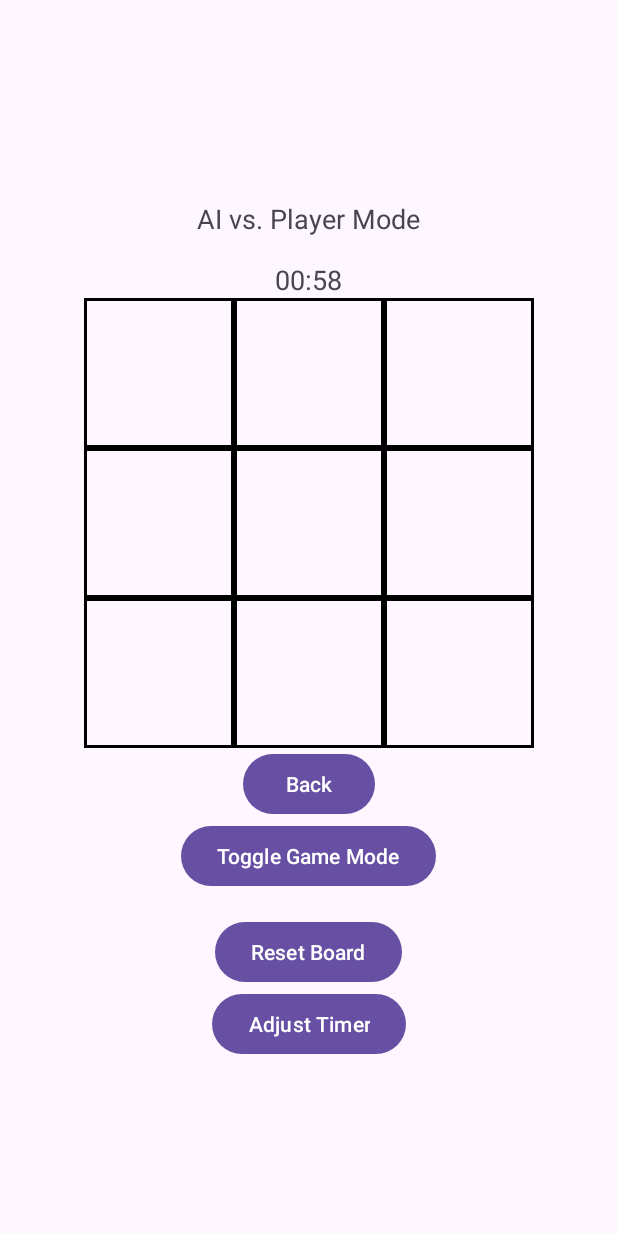
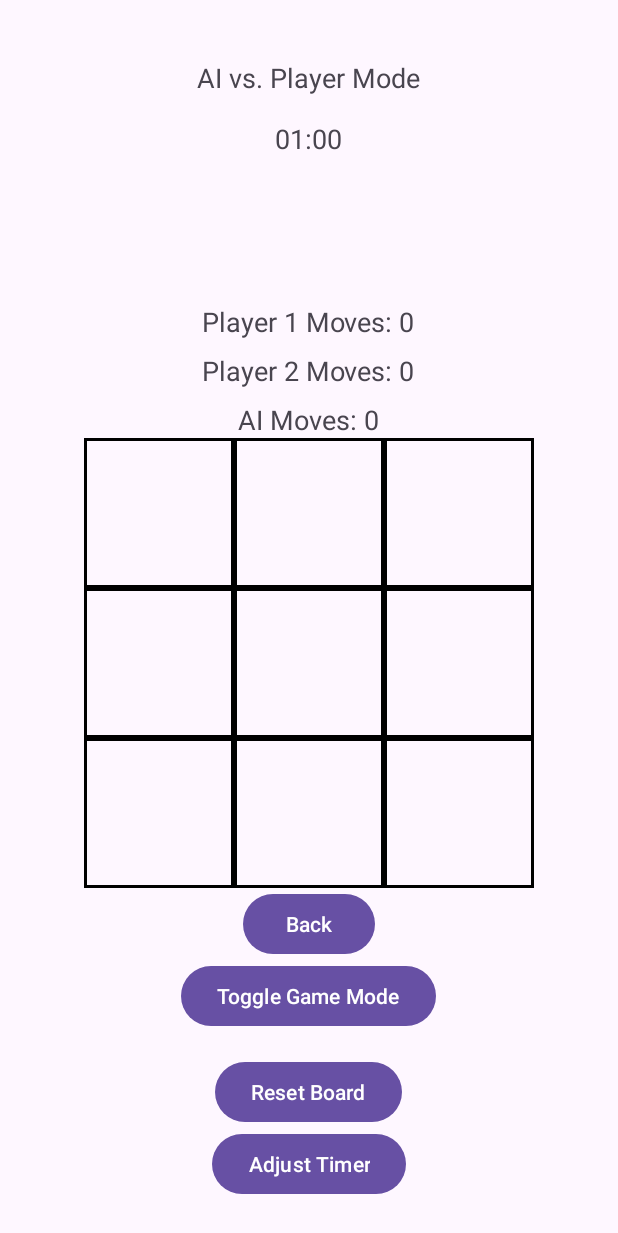
Before and after one commit to swidwicky/tictactoeGame, an Android app: the fragment GameFragment placed in its activity, after a tap on "Toggle Game Mode", on a phone screen of 412 x 824 dp. Shown: the top 1233 px of the screen. Run offline under Robolectric (Android 15) with nearby library versions, the phone set to English and light mode, and no system bars; 2 other taps on this screen came first.

Commit message:
Final Update from SAM:
Most of game logic is done
Need to work on landscape views

```diff
--- a/app/src/main/java/com/example/tictactoegame/Fragments/GameFragment.java
+++ b/app/src/main/java/com/example/tictactoegame/Fragments/GameFragment.java
@@ -37,6 +37,17 @@ public class GameFragment extends Fragment {
 
     private int secondsRemaining = 60; // Initial timer duration in seconds
 
+    // Add these member variables to track move counts
+    private int player1Moves = 0;
+    private int player2Moves = 0;
+    private int aiMoves = 0;
+
+    // Update the TextViews for move counts
+    private TextView movesPlayer1TextView;
+    private TextView movesPlayer2TextView;
+    private TextView movesAITextView;
+
+
     public void onCreate(Bundle savedInstanceState) {
         super.onCreate(savedInstanceState);
         setRetainInstance(true); // Retain this fragment across configuration changes
@@ -46,6 +57,7 @@ public class GameFragment extends Fragment {
     public View onCreateView(LayoutInflater inflater, ViewGroup container, Bundle savedInstanceState) {
         View view = inflater.inflate(R.layout.fragment_game, container, false);
         timerTextView = view.findViewById(R.id.timerTextView);
+
         // Initialize buttons and add click listeners
         for (int i = 0; i < 3; i++) {
             for (int j = 0; j < 3; j++) {
@@ -60,6 +72,7 @@ public class GameFragment extends Fragment {
                 });
             }
         }
+
 
         // Find the TextView for displaying the game mode
         TextView modeTextView = view.findViewById(R.id.modeTextView);
@@ -102,6 +115,12 @@ public class GameFragment extends Fragment {
         // Find the timerTextView for displaying the timer
         final TextView timerTextView = view.findViewById(R.id.timerTextView);
 
+
+        // TEXT VIEWS FOR PLAYER MOVES
+        movesPlayer1TextView = view.findViewById(R.id.movesPlayer1TextView);
+        movesPlayer2TextView = view.findViewById(R.id.movesPlayer2TextView);
+        movesAITextView = view.findViewById(R.id.movesAITextView);
+
         // Add a button to adjust the timer duration
         Button adjustTimerButton = view.findViewById(R.id.adjustTimerButton);
         adjustTimerButton.setOnClickListener(new View.OnClickListener() {
@@ -132,15 +151,22 @@ public class GameFragment extends Fragment {
         if (player1Turn) {
             // Player 1's turn (X)
             button.setXSymbol();
+            player1Moves++;
+            movesPlayer1TextView.setText("Player 1 Moves: " + player1Moves);
         } else {
             // Player 2's turn (O)
             button.setOSymbol();
+            player2Moves++;
+            movesPlayer2TextView.setText("Player 2 Moves: " + player2Moves);
         }
 
         roundCount++;
 
         // Reset the timer after a move
         startTimer();
+
+        // Update moves display
+//        updateMovesDisplay(roundCount, 9);
 
         // Check for a win after each move
         if (checkWinCondition()) {
@@ -157,8 +183,10 @@ public class GameFragment extends Fragment {
             // If in AI mode and it's AI's turn
             if (isAIMode && !player1Turn) {
                 aiPlayer.makeMove(buttons);
+                aiMoves++;
+                movesAITextView.setText("AI Moves: " + aiMoves);
                 roundCount++;
-                player1Turn = true; // Switch back to human player's turn
+                player1Turn = true; // Switch back to the human player's turn
 
                 // Check for a win after AI's move
                 if (checkWinCondition()) {
@@ -203,6 +231,7 @@ public class GameFragment extends Fragment {
         String drawMessage = "It's a Draw!";
         CustomDialogFragment drawDialog = CustomDialogFragment.newInstance("DRAW", drawMessage);
         drawDialog.show(getFragmentManager(), "draw_dialog");
+        resetMoveCounts();
         resetGame();
     }
 
@@ -210,7 +239,17 @@ public class GameFragment extends Fragment {
         String winMessage = player + " Wins!";
         CustomDialogFragment winDialog = CustomDialogFragment.newInstance("WON", winMessage);
         winDialog.show(getFragmentManager(), "win_dialog");
+        resetMoveCounts(); // Reset move counts
         resetGame();
+    }
+
+    private void resetMoveCounts() {
+        this.player1Moves = 0;
+        this.player2Moves = 0;
+        this.aiMoves = 0;
+        movesPlayer1TextView.setText("Player 1 Moves: " + player1Moves);
+        movesPlayer2TextView.setText("Player 2 Moves: " + player1Moves);
+        movesAITextView.setText("AI Moves: " + player1Moves);
     }
 
     // Modify the resetGame() method to reset the timer
@@ -226,13 +265,13 @@ public class GameFragment extends Fragment {
             }
         }
 
-        // Cancel the previous timer if it's running
+        // Cancel the previous timer
         if (timer != null) {
             timer.cancel();
         }
 
         // Set the initial timer duration here
-        secondsRemaining = this.secondsRemaining;
+        secondsRemaining = 60;
         updateTimerDisplay(timerTextView, secondsRemaining * 1000); // Update the displayed timer
 
         // Do not start the timer immediately, wait for a move
@@ -250,9 +289,9 @@ public class GameFragment extends Fragment {
                 declareDraw();
             }
         }
+
+        resetMoveCounts();
     }
-
-
 
     private void navigateToMainMenuFragment() {
         MainMenuFragment mainMenuFragment = new MainMenuFragment();
@@ -295,7 +334,7 @@ public class GameFragment extends Fragment {
                     // Handle the new time (e.g., update the timer duration)
                     if (newTimeInSeconds > 0) {
                         secondsRemaining = newTimeInSeconds;
-                        updateTimerDisplay(timerTextView,secondsRemaining * 1000); // Update the displayed timer
+                        updateTimerDisplay(timerTextView, secondsRemaining * 1000); // Update the displayed timer
                     } else {
                         // Handle invalid input (e.g., show an error message)
                         Toast.makeText(requireContext(), "Invalid input. Timer not updated.", Toast.LENGTH_SHORT).show();
@@ -338,6 +377,7 @@ public class GameFragment extends Fragment {
             }
         }.start();
     }
+
     private void updateTimerDisplay(TextView timerTextView, long timeLeftInMillis) {
         int minutes = (int) (timeLeftInMillis / 1000) / 60;
         int seconds = (int) (timeLeftInMillis / 1000) % 60;
--- a/app/src/main/res/layout/fragment_game.xml
+++ b/app/src/main/res/layout/fragment_game.xml
@@ -39,8 +39,55 @@
             app:layout_constraintStart_toStartOf="parent"
             android:layout_marginTop="16dp"/>
 
+        <TextView
+            android:id="@+id/movesMadeTextView"
+            android:layout_width="wrap_content"
+            android:layout_height="wrap_content"
+            android:text=""
+            android:textSize="18sp"
+            app:layout_constraintTop_toBottomOf="@+id/timerTextView"
+            app:layout_constraintEnd_toEndOf="parent"
+            app:layout_constraintStart_toStartOf="parent"
+            android:layout_marginTop="16dp" />
 
+        <!-- TextView to display the total available moves -->
+        <TextView
+            android:id="@+id/totalMovesTextView"
+            android:layout_width="wrap_content"
+            android:layout_height="wrap_content"
+            android:text=""
+            android:textSize="18sp"
+            app:layout_constraintTop_toBottomOf="@+id/movesMadeTextView"
+            app:layout_constraintEnd_toEndOf="parent"
+            app:layout_constraintStart_toStartOf="parent"
+            android:layout_marginTop="16dp" />
 
+        <!-- Moves Made by Player 1 TextView -->
+        <TextView
+            android:id="@+id/movesPlayer1TextView"
+            android:layout_width="wrap_content"
+            android:layout_height="wrap_content"
+            android:text=""
+            android:textSize="18sp"
+            android:layout_marginTop="16dp"/>
+
+        <!-- Moves Made by Player 2 TextView -->
+        <TextView
+            android:id="@+id/movesPlayer2TextView"
+            android:layout_width="wrap_content"
+            android:layout_height="wrap_content"
+            android:text=""
+            android:textSize="18sp"
+            android:layout_marginTop="8dp"/>
+
+        <!-- Moves Made by AI TextView -->
+        <TextView
+            android:id="@+id/movesAITextView"
+            android:layout_width="wrap_content"
+            android:layout_height="wrap_content"
+            android:text=""
+            android:textSize="18sp"
+            android:layout_marginTop="8dp"/>
 
         <!-- Centered GridLayout for Tic Tac Toe cells -->
         <GridLayout
@@ -159,7 +206,6 @@
                 android:background="@drawable/grid_divider"
                 android:layout_row="2"
                 android:layout_column="2" />
-
         </GridLayout>
 
         <!-- "Back" button centered at the top -->
@@ -208,7 +254,5 @@
             android:layout_width="wrap_content"
             android:layout_height="wrap_content"
             android:text="Adjust Timer"/>
-
     </LinearLayout>
-
 </androidx.constraintlayout.widget.ConstraintLayout>
```
